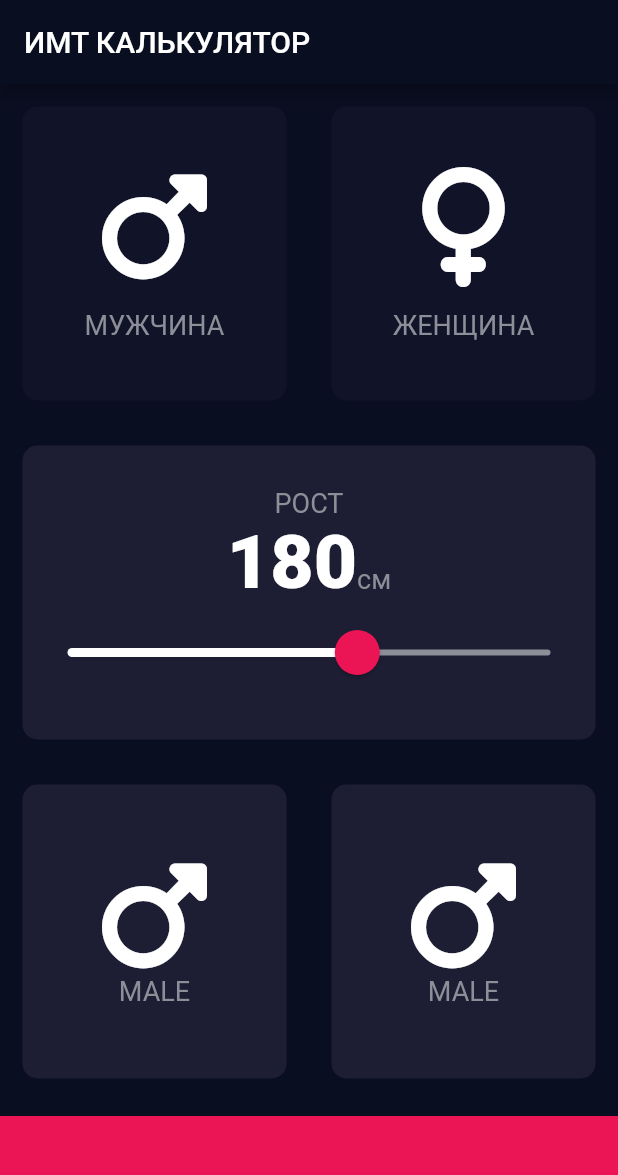
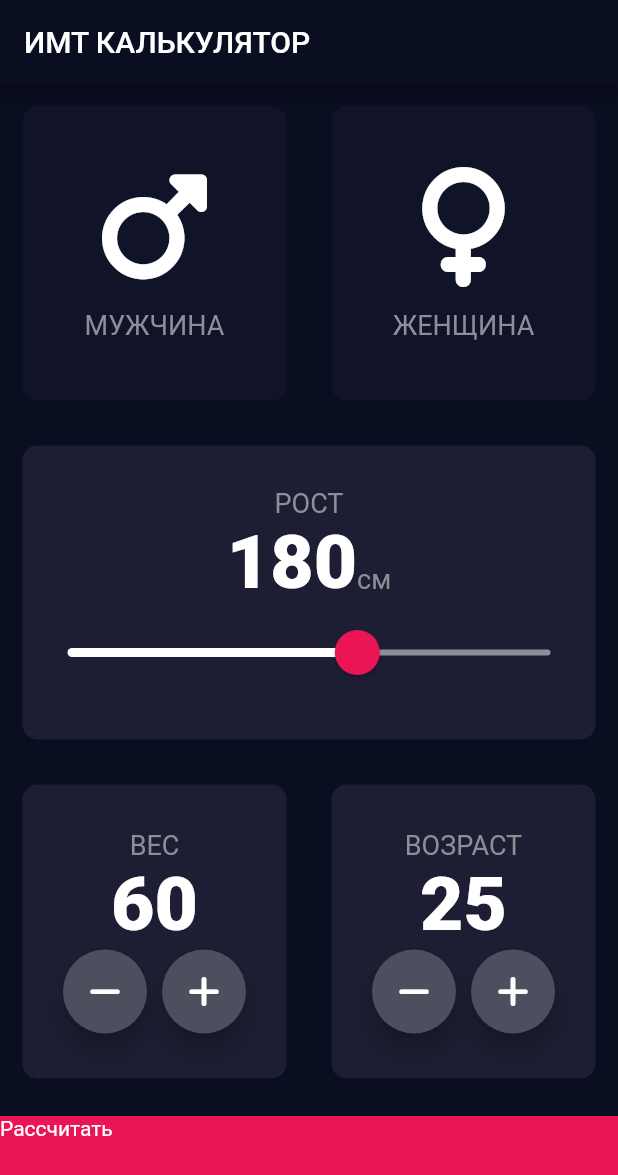
Before and after one commit to Stepan5024/bmi_calculator, a Flutter app: the screen it shows after launch, on a phone screen of 412 x 824 dp. Shown: the top 1175 px of the screen. Run offline on Flutter 3.47's test engine with Material 2 defaults, Android fonts, the phone set to English and light mode, and no system bars; our stand-ins replace font_awesome_flutter.

Commit message:
переход между двумя активностями

```diff
--- a/lib/input_page.dart
+++ b/lib/input_page.dart
@@ -1,5 +1,5 @@
 import 'package:bmi_calculator/constants.dart';
-import 'package:bmi_calculator/input_page.dart';
+import 'package:bmi_calculator/result_page.dart';
 import 'package:bmi_calculator/reusable_card.dart';
 import 'package:flutter/material.dart';
 import 'package:bmi_calculator/icon_content.dart';
@@ -15,6 +15,8 @@ class InputPage extends StatefulWidget {
 class _InputPageState extends State<InputPage> {
   Gender? selectedGender;
   int height = 180;
+  int weight = 60;
+  int age = 25;
 
   @override
   Widget build(BuildContext context) {
@@ -51,7 +53,7 @@ class _InputPageState extends State<InputPage> {
                   colour: selectedGender == Gender.female
                       ? kActiveCardColor
                       : kInactiveCardColour,
-                  cardChild: ValueInCard(
+                  cardChild: const ValueInCard(
                     icon: FontAwesomeIcons.venus,
                     title: "ЖЕНЩИНА",
                   ),
@@ -64,7 +66,7 @@ class _InputPageState extends State<InputPage> {
             cardChild: Column(
               mainAxisAlignment: MainAxisAlignment.center,
               children: [
-                Text(
+                const Text(
                   "РОСТ",
                   style: kLabelTextStyle,
                 ),
@@ -77,34 +79,25 @@ class _InputPageState extends State<InputPage> {
                       height.toString(),
                       style: kNumberTextStyle,
                     ),
-                    Text(
+                    const Text(
                       "см",
                       style: kLabelTextStyle,
                     ),
                   ],
                 ),
                 SliderTheme(
+                  // переопределяем тему слайдера. Основная тема задана в main
                   data: SliderTheme.of(context).copyWith(
-                    thumbShape:
-                        const RoundSliderThumbShape(enabledThumbRadius: 15.0),
-                    overlayShape:
-                        const RoundSliderOverlayShape(overlayRadius: 30.0),
-                    thumbColor: const Color(0xFFEB1555),
-                    activeTrackColor: Colors.white,
-                    overlayColor: const Color(0x29EB1555),
+                    inactiveTrackColor: const Color(0xFF8D8E98),
                   ),
                   child: Slider(
                     value: height.toDouble(),
                     min: kMinHeight,
                     max: kMaxHeight,
-                    //activeColor: const Color(0xFFEB1555),
-                    inactiveColor: const Color(0xFF8D8E98),
                     onChanged: (double newValue) {
                       setState(() {
                         height = newValue.round();
                       });
-
-                      print(height);
                     },
                   ),
                 ),
@@ -115,49 +108,81 @@ class _InputPageState extends State<InputPage> {
             child: Row(
               children: [
                 ReusableCard(
-                  onPress: () {
-                    setState(() {
-                      selectedGender = Gender.female;
-                    });
-                  },
                   colour: kActiveCardColor,
                   cardChild: Column(
                     mainAxisAlignment: MainAxisAlignment.center,
                     children: [
-                      Icon(
-                        FontAwesomeIcons.mars,
-                        size: 80.0,
+                      const Text(
+                        "ВЕС",
+                        style: kLabelTextStyle,
                       ),
                       Text(
-                        "MALE",
-                        style: TextStyle(
-                          fontSize: 18.0,
-                          color: Color(0xFF8D8E98),
+                        weight.toString(),
+                        style: kNumberTextStyle,
                       ),
+                      Row(
+                        mainAxisAlignment: MainAxisAlignment.center,
+                        children: [
+                          RoundIconButton(
+                            icon: FontAwesomeIcons.minus,
+                            onPressed: () {
+                              setState(() {
+                                weight--;
+                              });
+                            },
+                          ),
+                          const SizedBox(
+                            width: 10.0,
+                          ),
+                          RoundIconButton(
+                            icon: FontAwesomeIcons.plus,
+                            onPressed: () {
+                              setState(() {
+                                weight++;
+                              });
+                            },
+                          ),
+                        ],
                       ),
                     ],
                   ),
                 ),
                 ReusableCard(
-                  onPress: () {
-                    setState(() {
-                      selectedGender = Gender.female;
-                    });
-                  },
                   colour: kActiveCardColor,
                   cardChild: Column(
                     mainAxisAlignment: MainAxisAlignment.center,
                     children: [
-                      Icon(
-                        FontAwesomeIcons.mars,
-                        size: 80.0,
+                      const Text(
+                        "ВОЗРАСТ",
+                        style: kLabelTextStyle,
                       ),
                       Text(
-                        "MALE",
-                        style: TextStyle(
-                          fontSize: 18.0,
-                          color: Color(0xFF8D8E98),
+                        age.toString(),
+                        style: kNumberTextStyle,
                       ),
+                      Row(
+                        mainAxisAlignment: MainAxisAlignment.center,
+                        children: [
+                          RoundIconButton(
+                            icon: FontAwesomeIcons.minus,
+                            onPressed: () {
+                              setState(() {
+                                age--;
+                              });
+                            },
+                          ),
+                          const SizedBox(
+                            width: 10.0,
+                          ),
+                          RoundIconButton(
+                            icon: FontAwesomeIcons.plus,
+                            onPressed: () {
+                              setState(() {
+                                age++;
+                              });
+                            },
+                          ),
+                        ],
                       ),
                     ],
                   ),
@@ -165,14 +190,48 @@ class _InputPageState extends State<InputPage> {
               ],
             ),
           ),
-          Container(
+          GestureDetector(
+            onTap: () {
+              Navigator.push(
+                context,
+                MaterialPageRoute(builder: (context) {
+                  return ResultsPage();
+                }),
+              );
+            },
+            child: Container(
+              child: Text("Рассчитать"),
               color: kBottomContainerColor,
               margin: const EdgeInsets.only(top: 10.0),
               width: double.infinity,
               height: kBottomContainerHeight,
+            ),
           )
         ],
       ),
     );
   }
 }
+
+class RoundIconButton extends StatelessWidget {
+  final IconData icon;
+  final Function() onPressed;
+
+  const RoundIconButton(
+      {super.key, required this.icon, required this.onPressed});
+
+  @override
+  Widget build(BuildContext context) {
+    return RawMaterialButton(
+      elevation: 6.0,
+      onPressed: onPressed,
+      constraints: const BoxConstraints.tightFor(
+        width: 56.0,
+        height: 56.0,
+      ),
+      shape: const CircleBorder(),
+      fillColor: const Color(0xFF4C4F5E),
+      child: Icon(icon),
+    );
+  }
+}
--- a/lib/main.dart
+++ b/lib/main.dart
@@ -12,6 +12,13 @@ class BMICalculator extends StatelessWidget {
     return MaterialApp(
       debugShowCheckedModeBanner: false,
       theme: ThemeData.dark().copyWith(
+        sliderTheme: SliderTheme.of(context).copyWith(
+          thumbShape: const RoundSliderThumbShape(enabledThumbRadius: 15.0),
+          overlayShape: const RoundSliderOverlayShape(overlayRadius: 30.0),
+          thumbColor: const Color(0xFFEB1555),
+          activeTrackColor: Colors.white,
+          overlayColor: const Color(0x29EB1555),
+        ),
         appBarTheme: const AppBarTheme(
           backgroundColor: Color(0xff0a0e21),
         ),
--- /dev/null
+++ b/lib/result_page.dart
@@ -0,0 +1,14 @@
+import 'package:flutter/material.dart';
+
+class ResultsPage extends StatelessWidget {
+  @override
+  Widget build(BuildContext context) {
+    return Scaffold(
+      appBar: AppBar(
+        backgroundColor: Colors.blue,
+        title: Text('BMI CALCLATOR 2'),
+      ),
+      body: Center(),
+    );
+  }
+}
```
Lines whose indentation alone changed are shown as unchanged.
